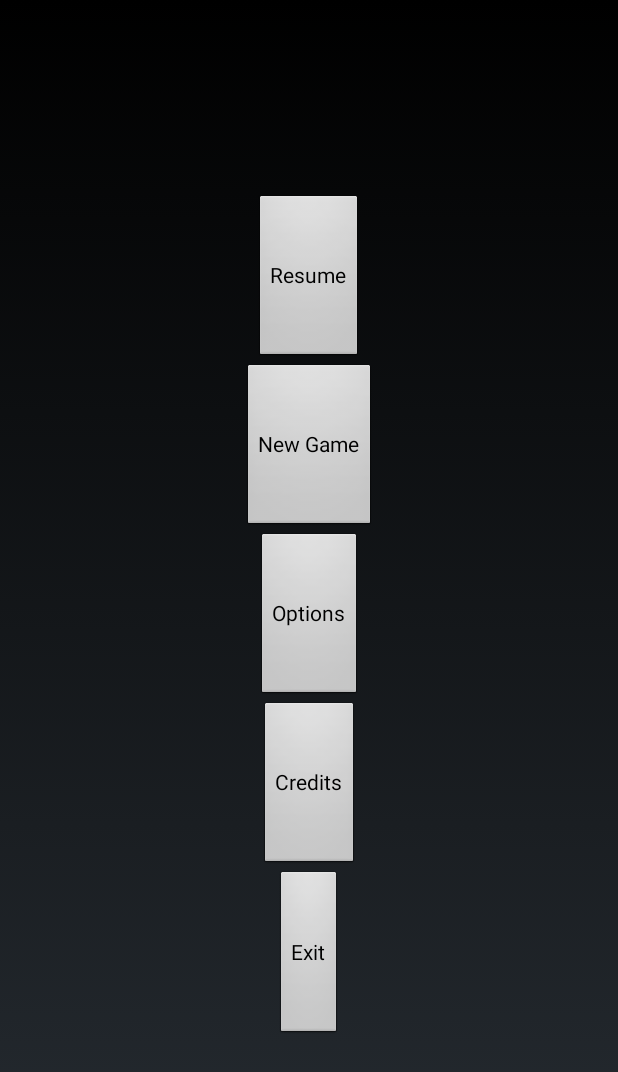
After one commit to pmore362/android_studio_test, an Android app: the GameActivity screen opened directly, with no data from a screen before it, on a phone screen of 412 x 824 dp. The commit adds this screen. Shown: the top 1072 px of the screen. Run offline under Robolectric (Android 15) with nearby library versions, the phone set to English and light mode, and no system bars.

Commit message:
latest commit

```diff
--- a/app/build.gradle
+++ b/app/build.gradle
@@ -29,6 +29,7 @@ dependencies {
     implementation fileTree(dir: "libs", include: ["*.jar"])
     implementation 'androidx.appcompat:appcompat:1.1.0'
     implementation 'androidx.constraintlayout:constraintlayout:1.1.3'
+    implementation 'androidx.legacy:legacy-support-v4:1.0.0'
     testImplementation 'junit:junit:4.12'
     androidTestImplementation 'androidx.test.ext:junit:1.1.1'
     androidTestImplementation 'androidx.test.espresso:espresso-core:3.2.0'
--- a/app/src/main/java/com/example/myapplication/Ball.java
+++ b/app/src/main/java/com/example/myapplication/Ball.java
@@ -12,11 +12,12 @@ public class Ball {
         location = new Point();
         location.x = x_offset;
         location.y = - location.x /4;
-        Log.v("inside Ball constructor", "Constructor");
+        //Log.v("inside Ball constructor", "Constructor");
     }
 
     void update(int radius){
         location.y = location.y + 1;
+        //Log.v("method", "inside a update method");
 
     }
 }
--- /dev/null
+++ b/app/src/main/java/com/example/myapplication/GameActivity.java
@@ -0,0 +1,70 @@
+package com.example.myapplication;
+
+import android.annotation.SuppressLint;
+
+import androidx.appcompat.app.ActionBar;
+import androidx.appcompat.app.AppCompatActivity;
+
+import android.app.Activity;
+import android.os.Bundle;
+import android.os.Handler;
+import android.util.DisplayMetrics;
+import android.view.MotionEvent;
+import android.view.View;
+import android.widget.Button;
+
+//import static com.example.myapplication.MainActivity.mEngine;
+
+public class GameActivity extends Activity{
+
+    @Override
+    protected void onCreate(Bundle savedInstanceState) {
+        super.onCreate(savedInstanceState);
+        /*DisplayMetrics metrics = new DisplayMetrics();
+        getWindowManager().getDefaultDisplay().getMetrics(metrics);
+
+        int height = metrics.heightPixels;
+        int width = metrics.widthPixels;
+        mEngine = new GameEngine(this, width, height);*/
+
+        setContentView(R.layout.activity_game);
+
+        final Button resumeGameButton = findViewById(R.id.resumeButton);
+        resumeGameButton.setOnClickListener(new View.OnClickListener(){
+            public void onClick(View v){
+
+            }
+        });
+
+        final Button newGameButton = findViewById(R.id.newGameButton);
+        newGameButton.setOnClickListener(new View.OnClickListener(){
+            public void onClick(View v){
+                //setContentView(null);
+                finish();
+
+            }
+        });
+
+        final Button optionsButton = findViewById(R.id.optionsButton);
+        optionsButton.setOnClickListener(new View.OnClickListener(){
+            public void onClick(View v){
+
+            }
+        });
+
+        final Button creditsButton = findViewById(R.id.creditButton);
+        creditsButton.setOnClickListener(new View.OnClickListener(){
+            public void onClick(View V){
+
+            }
+        });
+
+        final Button exitButton = findViewById(R.id.exitButton);
+        exitButton.setOnClickListener(new View.OnClickListener(){
+            public void onClick(View V){
+
+            }
+        });
+    }
+
+}
--- /dev/null
+++ b/app/src/main/res/layout/activity_game.xml
@@ -0,0 +1,64 @@
+<?xml version="1.0" encoding="utf-8"?>
+<LinearLayout xmlns:android="http://schemas.android.com/apk/res/android"
+    xmlns:app="http://schemas.android.com/apk/res-auto"
+    xmlns:tools="http://schemas.android.com/tools"
+    android:layout_width="match_parent"
+    android:layout_height="match_parent"
+    android:gravity="center_horizontal|center_vertical"
+    android:orientation="vertical"
+    tools:context=".GameActivity">
+
+    <ImageView
+        android:id="@+id/imageView"
+        android:layout_width="match_parent"
+        android:layout_height="wrap_content"
+        android:layout_weight="2"
+        android:contentDescription="@string/topImage"
+        tools:srcCompat="@tools:sample/avatars" />
+
+    <Button
+        android:id="@+id/resumeButton"
+        android:layout_width="wrap_content"
+        android:layout_height="wrap_content"
+        android:layout_weight="1"
+        android:gravity="center_horizontal|center_vertical"
+        android:text="@string/Resume"
+        android:visibility="visible" />
+
+    <Button
+        android:id="@+id/newGameButton"
+        android:layout_width="wrap_content"
+        android:layout_height="wrap_content"
+        android:layout_weight="1"
+        android:text="@string/newGame" />
+
+    <Button
+        android:id="@+id/optionsButton"
+        android:layout_width="wrap_content"
+        android:layout_height="wrap_content"
+        android:layout_weight="1"
+        android:text="@string/options" />
+
+    <Button
+        android:id="@+id/creditButton"
+        android:layout_width="wrap_content"
+        android:layout_height="wrap_content"
+        android:layout_weight="1"
+        android:text="@string/credits" />
+
+    <Button
+        android:id="@+id/exitButton"
+        android:layout_width="wrap_content"
+        android:layout_height="wrap_content"
+        android:layout_weight="1"
+        android:text="@string/exit" />
+
+    <ImageView
+        android:id="@+id/imageView2"
+        android:layout_width="match_parent"
+        android:layout_height="wrap_content"
+        android:layout_weight="2"
+        android:contentDescription="@string/bottomImage"
+        tools:srcCompat="@tools:sample/avatars" />
+
+</LinearLayout>
--- a/app/src/main/res/values/colors.xml
+++ b/app/src/main/res/values/colors.xml
@@ -3,4 +3,6 @@
     <color name="colorPrimary">#6200EE</color>
     <color name="colorPrimaryDark">#3700B3</color>
     <color name="colorAccent">#03DAC5</color>
+
+    <color name="black_overlay">#66000000</color>
 </resources>
--- a/app/src/main/res/values/strings.xml
+++ b/app/src/main/res/values/strings.xml
@@ -1,3 +1,13 @@
 <resources>
     <string name="app_name">My Application</string>
+    <string name="title_activity_game">FullscreenActivity</string>
+    <string name="dummy_button">Dummy Button</string>
+    <string name="dummy_content">DUMMY\nCONTENT</string>
+    <string name="Resume">Resume</string>
+    <string name="newGame">New Game</string>
+    <string name="options">Options</string>
+    <string name="credits">Credits</string>
+    <string name="exit">Exit</string>
+    <string name="topImage">Top Image</string>
+    <string name="bottomImage">Bottom Image</string>
 </resources>
```
Also changed, not shown: app/src/main/AndroidManifest.xml (+9 -3 lines), app/src/main/java/com/example/myapplication/GameEngine.java (+86 -34 lines), app/src/main/java/com/example/myapplication/MainActivity.java (+31 -11 lines), app/src/main/res/values/attrs.xml (added, +12 -0 lines), app/src/main/res/values/styles.xml (+12 -0 lines).
